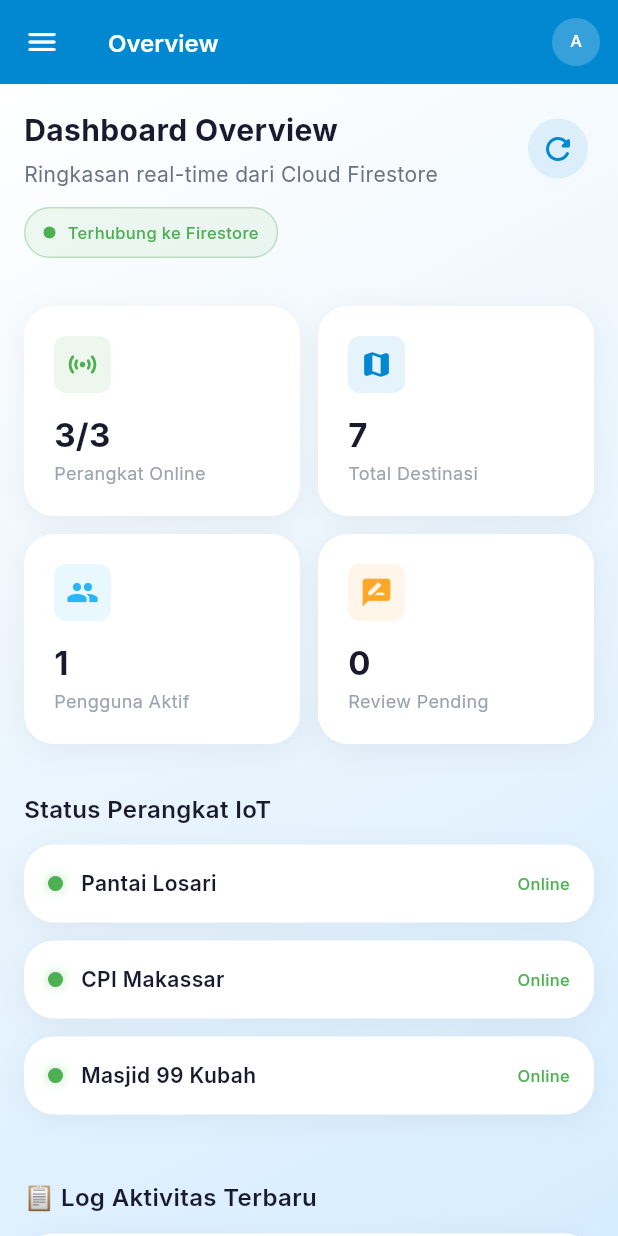
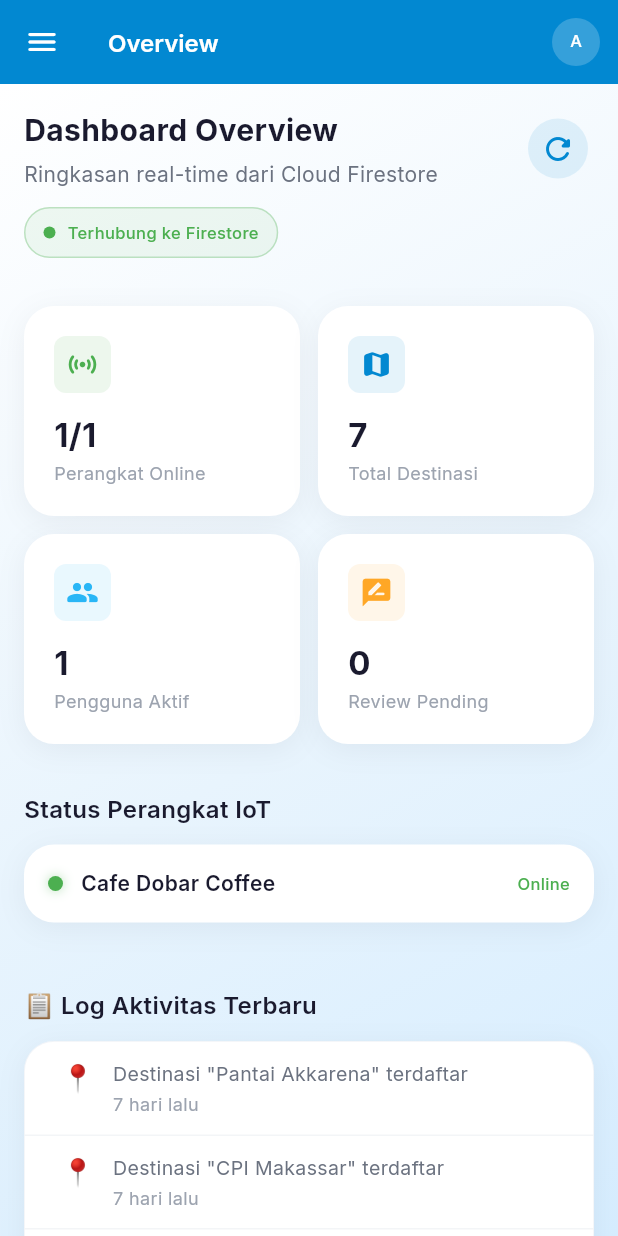
Before and after one commit to MuhAlifAnhar/MEMOtrip, a Flutter app: the AdminShell screen opened directly, on a phone screen of 412 x 824 dp. Run offline on Flutter 3.47's test engine with Material 3 defaults, Android fonts, the phone set to English and light mode, and no system bars; our stand-ins replace cached_network_image, cloud_firestore, firebase_auth, firebase_core, firebase_storage, flutter_riverpod and 5 more; missing offline and left inert: flutter_facebook_auth, panorama_viewer; accounts and stored records are empty; generated files the repository leaves out were written again; network calls fail.

Commit message:
feat: implement IoT service to sync Raspberry Pi crowd detection and sensor data to Firestore

```diff
--- a/lib/core/services/mock_iot_service.dart
+++ b/lib/core/services/mock_iot_service.dart
@@ -2,25 +2,20 @@ import 'dart:math';
 import '../../features/dashboard/domain/entities/sensor_reading.dart';
 import 'raspberry_pi_service.dart';
 
-/// MockIoTService — Dynamic IoT Simulation Engine
+/// MockIoTService — IoT Data Engine
 ///
-/// Generates randomised BME280 sensor readings and ESP32-CAM camera
-/// snapshots for 3 target locations in Makassar:
-///   1. Pantai Losari
-///   2. CPI Makassar
-///   3. Masjid 99 Kubah
+/// Provides sensor readings and camera snapshots for the IoT monitoring
+/// location: Cafe Dobar Coffee (BTN. Tabaria, Makassar).
 ///
-/// BME280 ranges (per PRD):
+/// DHT22 ranges (fallback when sensor offline):
 ///   - Suhu       : 28 °C – 36 °C
 ///   - Kelembapan : 60 % – 90 %
-///   - Tekanan    : 1008 hPa – 1012 hPa
 ///
 /// EWS Threshold:
 ///   - Suhu > 35 °C triggers danger mode (red UI).
 ///
-/// Integration Note:
-///   Pantai Losari uses REAL data from Raspberry Pi 4 + Webcam when available.
-///   CPI Makassar and Masjid 99 Kubah remain mock/simulated.
+/// Integration:
+///   Cafe Dobar Coffee uses REAL data from Raspberry Pi 4 + Webcam + DHT22.
 class MockIoTService {
   MockIoTService._();
 
@@ -30,7 +25,7 @@ class MockIoTService {
   /// Temperature threshold for the Early Warning System.
   static const double ewsTemperatureThreshold = 35.0;
 
-  // ─── BME280 Ranges ──────────────────────────────────────
+  // ─── DHT22 Ranges (fallback when sensor offline) ────────
   static const double _suhuMin = 28.0;
   static const double _suhuMax = 36.0;
   static const double _kelembapanMin = 60.0;
@@ -38,36 +33,17 @@ class MockIoTService {
   static const double _tekananMin = 1008.0;
   static const double _tekananMax = 1012.0;
 
-  // ─── Location Definitions ───────────────────────────────
+  // ─── Location Definition ────────────────────────────────
   static const _locations = [
-    _LocationDef(id: 'losari', name: 'Pantai Losari'),
-    _LocationDef(id: 'cpi', name: 'CPI Makassar'),
-    _LocationDef(id: 'kubah99', name: 'Masjid 99 Kubah'),
+    _LocationDef(id: 'dobar', name: 'Cafe Dobar Coffee'),
   ];
 
-  // ─── ESP32-CAM Image Banks ──────────────────────────────
-  // Curated Unsplash URLs depicting crowd conditions at each site.
-
-  /// Losari — sunset / crowded waterfront scenes.
-  static const _losariImages = [
-    // Sunset at pier — crowded / lively
-    'https://images.unsplash.com/photo-1507525428034-b723cf961d3e?w=800&h=400&fit=crop',
-    'https://images.unsplash.com/photo-1519046904884-53103b34b206?w=800&h=400&fit=crop',
-    'https://images.unsplash.com/photo-1476673160081-cf065607f449?w=800&h=400&fit=crop',
-  ];
-
-  /// CPI — shopping mall / busy area scenes.
-  static const _cpiImages = [
-    'https://images.unsplash.com/photo-1555529669-e69e7aa0ba9a?w=800&h=400&fit=crop',
-    'https://images.unsplash.com/photo-1519567241046-7f570eee3ce6?w=800&h=400&fit=crop',
-    'https://images.unsplash.com/photo-1441986300917-64674bd600d8?w=800&h=400&fit=crop',
-  ];
-
-  /// Masjid 99 Kubah — quiet / empty mosque courtyard scenes.
-  static const _kubah99Images = [
-    'https://images.unsplash.com/photo-1584551246679-0daf3d275d0f?w=800&h=400&fit=crop',
-    'https://images.unsplash.com/photo-1564769625905-50e93615e769?w=800&h=400&fit=crop',
-    'https://images.unsplash.com/photo-1545167496-5a39e453a448?w=800&h=400&fit=crop',
+  // ─── Camera Image Bank ──────────────────────────────────
+  /// Cafe Dobar Coffee — cafe / indoor scenes.
+  static const _dobarImages = [
+    'https://images.unsplash.com/photo-1554118811-1e0d58224f24?w=800&h=400&fit=crop',
+    'https://images.unsplash.com/photo-1559925393-8be0ec4767c8?w=800&h=400&fit=crop',
+    'https://images.unsplash.com/photo-1501339847302-ac426a4a7cbb?w=800&h=400&fit=crop',
   ];
 
   // ─── Helpers ────────────────────────────────────────────
@@ -78,60 +54,35 @@ class MockIoTService {
     return (raw * 10).roundToDouble() / 10;
   }
 
-  /// Pick a random image URL for a location.
+  /// Pick a random image URL.
   static String _randomImage(String locationId) {
-    switch (locationId) {
-      case 'losari':
-        return _losariImages[_rng.nextInt(_losariImages.length)];
-      case 'cpi':
-        return _cpiImages[_rng.nextInt(_cpiImages.length)];
-      case 'kubah99':
-        return _kubah99Images[_rng.nextInt(_kubah99Images.length)];
-      default:
-        return _losariImages.first;
-    }
+    return _dobarImages[_rng.nextInt(_dobarImages.length)];
   }
 
-  /// Determine crowd level label randomly with weighted bias:
-  ///   Losari  → mostly Ramai (sunset crowd)
-  ///   CPI     → mostly Sedang
-  ///   Kubah99 → mostly Sepi  (quiet courtyard)
+  /// Determine crowd level label randomly.
   static String _crowdLevel(String locationId) {
     final roll = _rng.nextInt(100);
-    switch (locationId) {
-      case 'losari':
-        if (roll < 60) return 'Ramai';
-        if (roll < 85) return 'Sedang';
-        return 'Sepi';
-      case 'cpi':
-        if (roll < 20) return 'Ramai';
-        if (roll < 75) return 'Sedang';
-        return 'Sepi';
-      case 'kubah99':
-        if (roll < 10) return 'Ramai';
-        if (roll < 30) return 'Sedang';
-        return 'Sepi';
-      default:
-        return 'Sedang';
-    }
+    if (roll < 40) return 'Ramai';
+    if (roll < 75) return 'Sedang';
+    return 'Sepi';
   }
 
   /// Whether a temperature value triggers danger mode.
   static bool isDanger(double suhu) => suhu > ewsTemperatureThreshold;
 
-  // ─── Public API (Synchronous / Mock) ────────────────────
+  // ─── Public API (Synchronous) ───────────────────────────
 
-  /// Generate fresh, randomised sensor readings for all 3 locations.
-  /// Each call produces new values — simulating a device refresh/poll.
+  /// Generate sensor readings for Cafe Dobar Coffee.
+  /// Uses real DHT22 data when available, falls back to random simulation.
   static List<SensorReading> generateSensorReadings() {
     return _locations.map((loc) {
       final realResult = RaspberryPiService.lastResult;
 
-      final suhu = (loc.id == 'losari' && realResult != null && realResult.suhu != null)
+      final suhu = (realResult != null && realResult.suhu != null)
           ? realResult.suhu!
           : _rand(_suhuMin, _suhuMax);
 
-      final kelembapan = (loc.id == 'losari' && realResult != null && realResult.kelembapan != null)
+      final kelembapan = (realResult != null && realResult.kelembapan != null)
           ? realResult.kelembapan!
           : _rand(_kelembapanMin, _kelembapanMax);
 
@@ -144,17 +95,17 @@ class MockIoTService {
         timestamp: DateTime.now().subtract(
           Duration(seconds: _rng.nextInt(120)),
         ),
-        isOnline: true, // all 3 locations are online in simulation
+        isOnline: true,
       );
     }).toList();
   }
 
-  /// Generate fresh camera snapshots for all 3 locations.
+  /// Generate camera snapshot for Cafe Dobar Coffee.
   static List<CameraSnapshot> generateCameraSnapshots() {
     return _locations.map((loc) {
       final realResult = RaspberryPiService.lastResult;
 
-      final crowdLevel = (loc.id == 'losari' && realResult != null)
+      final crowdLevel = (realResult != null)
           ? realResult.crowdLevel
           : _crowdLevel(loc.id);
 
@@ -163,27 +114,25 @@ class MockIoTService {
         locationName: loc.name,
         imageUrl: _randomImage(loc.id),
         crowdLevel: crowdLevel,
-        timestamp: (loc.id == 'losari' && realResult != null)
+        timestamp: (realResult != null)
             ? realResult.timestamp
             : DateTime.now().subtract(Duration(seconds: _rng.nextInt(300))),
       );
     }).toList();
   }
 
-  /// Generate device statuses for all 3 locations.
+  /// Generate device status for Cafe Dobar Coffee.
   static List<DeviceStatus> generateDeviceStatuses() {
     return _locations.map((loc) {
       final realResult = RaspberryPiService.lastResult;
 
-      final isOnline = (loc.id == 'losari' && realResult != null)
-          ? realResult.isOnline
-          : true;
+      final isOnline = (realResult != null) ? realResult.isOnline : true;
 
       return DeviceStatus(
         locationId: loc.id,
         locationName: loc.name,
         isOnline: isOnline,
-        lastHeartbeat: (loc.id == 'losari' && realResult != null)
+        lastHeartbeat: (realResult != null)
             ? realResult.timestamp
             : DateTime.now().subtract(Duration(seconds: _rng.nextInt(60))),
       );
@@ -211,18 +160,18 @@ class MockIoTService {
   }
 
   // ═══════════════════════════════════════════════════════════
-  //  Async API — Integrates Real Raspberry Pi Data for Losari
+  //  Async API — Integrates Real Raspberry Pi Data for Dobar
   // ═══════════════════════════════════════════════════════════
 
   /// Result container from async IoT data fetch.
   /// Contains data lists + metadata about whether real data was obtained.
   static Future<IoTDataResult> fetchIntegratedData() async {
-    // 1. Generate mock data for all 3 locations first (baseline).
+    // 1. Generate baseline data.
     final mockSensors = generateSensorReadings();
     final mockSnapshots = generateCameraSnapshots();
     final mockDevices = generateDeviceStatuses();
 
-    // 2. Attempt to fetch real data from Raspberry Pi for Losari.
+    // 2. Attempt to fetch real data from Raspberry Pi.
     CrowdDetectionResult? realData;
     String? iotError;
     try {
@@ -235,9 +184,9 @@ class MockIoTService {
       iotError = 'Perangkat IoT tidak merespon — menggunakan data simulasi.';
     }
 
-    // 3. If we got real data, override Losari's crowd level in snapshots.
+    // 3. If we got real data, override crowd level in snapshots.
     final finalSnapshots = mockSnapshots.map((snap) {
-      if (snap.locationId == 'losari' && realData != null) {
+      if (snap.locationId == 'dobar' && realData != null) {
         return CameraSnapshot(
           locationId: snap.locationId,
           locationName: snap.locationName,
@@ -249,9 +198,9 @@ class MockIoTService {
       return snap;
     }).toList();
 
-    // Override Losari's sensor reading (temperature/humidity) from Realtime Database (DHT22)
+    // Override sensor reading (temperature/humidity) from DHT22
     final finalSensors = mockSensors.map((sensor) {
-      if (sensor.locationId == 'losari' && realData != null) {
+      if (sensor.locationId == 'dobar' && realData != null) {
         return SensorReading(
           locationId: sensor.locationId,
           locationName: sensor.locationName,
@@ -265,9 +214,9 @@ class MockIoTService {
       return sensor;
     }).toList();
 
-    // 4. Mark Losari device as real in device statuses.
+    // 4. Mark device as real in device statuses.
     final finalDevices = mockDevices.map((d) {
-      if (d.locationId == 'losari') {
+      if (d.locationId == 'dobar') {
         return DeviceStatus(
           locationId: d.locationId,
           locationName: d.locationName,
--- a/lib/core/services/raspberry_pi_service.dart
+++ b/lib/core/services/raspberry_pi_service.dart
@@ -8,8 +8,7 @@ import 'package:cloud_firestore/cloud_firestore.dart';
 /// Endpoint: http://10.201.52.51:5000/api/data
 /// Response: {"faces": [{"confidence": 36.2, "id": 1}], "total_faces": 1}
 ///
-/// This service is used for the Pantai Losari location only.
-/// Other locations continue to use MockIoTService simulations.
+/// This service is used for the Cafe Dobar Coffee location only.
 class RaspberryPiService {
   RaspberryPiService._();
 
@@ -149,8 +148,8 @@ class RaspberryPiService {
 
     try {
       final Map<String, dynamic> dataToSync = {
-        'locationId': 'losari',
-        'locationName': 'Pantai Losari',
+        'locationId': 'dobar',
+        'locationName': 'Cafe Dobar Coffee',
         'totalFaces': result.totalFaces,
         'crowdLevel': result.crowdLevel,
         'faces': result.faces
@@ -199,7 +198,7 @@ class RaspberryPiService {
       _lastSyncTime = now;
       _lastSyncedResult = result;
       print(
-          'DEBUG: Data IoT Pantai Losari berhasil disinkronkan ke Firestore.');
+          'DEBUG: Data IoT Cafe Dobar Coffee berhasil disinkronkan ke Firestore.');
     } catch (e) {
       print('DEBUG ERROR: Gagal menulis telemetri IoT ke Firestore: $e');
     }
--- a/lib/features/dashboard/data/mock_sensor_data.dart
+++ b/lib/features/dashboard/data/mock_sensor_data.dart
@@ -1,25 +1,19 @@
 import '../domain/entities/sensor_reading.dart';
 
-/// Mock sensor/camera/device data for development — 3 locations.
+/// Mock sensor/camera/device data for development — Cafe Dobar Coffee.
 class MockSensorData {
   MockSensorData._();
 
   static List<SensorReading> get sensorReadings => [
-    SensorReading(locationId: 'losari', locationName: 'Pantai Losari', suhu: 28.5, kelembapan: 75, tekanan: 1013.2, timestamp: DateTime.now().subtract(const Duration(minutes: 2)), isOnline: true),
-    SensorReading(locationId: 'cpi', locationName: 'CPI Makassar', suhu: 27.8, kelembapan: 80, tekanan: 1012.8, timestamp: DateTime.now().subtract(const Duration(minutes: 5)), isOnline: true),
-    SensorReading(locationId: 'kubah99', locationName: 'Masjid 99 Kubah', suhu: 30.1, kelembapan: 65, tekanan: 1014.0, timestamp: DateTime.now().subtract(const Duration(minutes: 1)), isOnline: false),
+    SensorReading(locationId: 'dobar', locationName: 'Cafe Dobar Coffee', suhu: 28.5, kelembapan: 75, tekanan: 1013.2, timestamp: DateTime.now().subtract(const Duration(minutes: 2)), isOnline: true),
   ];
 
   static List<CameraSnapshot> get cameraSnapshots => [
-    CameraSnapshot(locationId: 'losari', locationName: 'Pantai Losari', imageUrl: '', crowdLevel: 'Sedang', timestamp: DateTime.now().subtract(const Duration(minutes: 3))),
-    CameraSnapshot(locationId: 'cpi', locationName: 'CPI Makassar', imageUrl: '', crowdLevel: 'Ramai', timestamp: DateTime.now().subtract(const Duration(minutes: 8))),
-    CameraSnapshot(locationId: 'kubah99', locationName: 'Masjid 99 Kubah', imageUrl: '', crowdLevel: 'Sepi', timestamp: DateTime.now().subtract(const Duration(minutes: 15))),
+    CameraSnapshot(locationId: 'dobar', locationName: 'Cafe Dobar Coffee', imageUrl: '', crowdLevel: 'Sedang', timestamp: DateTime.now().subtract(const Duration(minutes: 3))),
   ];
 
   static List<DeviceStatus> get deviceStatuses => [
-    DeviceStatus(locationId: 'losari', locationName: 'Pantai Losari', isOnline: true, lastHeartbeat: DateTime.now().subtract(const Duration(seconds: 30))),
-    DeviceStatus(locationId: 'cpi', locationName: 'CPI Makassar', isOnline: true, lastHeartbeat: DateTime.now().subtract(const Duration(minutes: 1))),
-    DeviceStatus(locationId: 'kubah99', locationName: 'Masjid 99 Kubah', isOnline: false, lastHeartbeat: DateTime.now().subtract(const Duration(hours: 2))),
+    DeviceStatus(locationId: 'dobar', locationName: 'Cafe Dobar Coffee', isOnline: true, lastHeartbeat: DateTime.now().subtract(const Duration(seconds: 30))),
   ];
 
   static SensorReading? getSensorByLocation(String id) {
--- a/lib/features/dashboard/presentation/pages/dashboard_page.dart
+++ b/lib/features/dashboard/presentation/pages/dashboard_page.dart
@@ -213,8 +213,8 @@ class _DashboardPageState extends ConsumerState<DashboardPage>
                   if (state.selectedLocationId != null && isSelectedDanger)
                     _buildEwsBanner(selectedSensor),
 
-                  // ── IoT Status/Error Banner (when Losari selected) ──
-                  if (state.selectedLocationId == 'losari' && state.iotError != null)
+                  // ── IoT Status/Error Banner (when Dobar selected) ──
+                  if (state.selectedLocationId == 'dobar' && state.iotError != null)
                     _buildIotErrorBanner(state.iotError!),
 
                   const SizedBox(height: AppSpacing.lg),
@@ -264,7 +264,7 @@ class _DashboardPageState extends ConsumerState<DashboardPage>
                   borderRadius: AppSpacing.borderRadiusFull,
                 ),
                 child: Text(
-                  state.isUsingRealIoT && state.selectedLocationId == 'losari'
+                  state.isUsingRealIoT && state.selectedLocationId == 'dobar'
                       ? 'Data Latency: ${state.simulatedLatencyMs.toStringAsFixed(2)} ms (Real-time dari Raspberry Pi 4)'
                       : 'Data Latency: ${state.simulatedLatencyMs.toStringAsFixed(2)} ms (Simulated via Firebase Mock)',
                   style: const TextStyle(color: Colors.white, fontSize: 10),
@@ -405,7 +405,7 @@ class _DashboardPageState extends ConsumerState<DashboardPage>
                 _buildToggle('Cuaca Lokal', state.selectedLocationId == null,
                     () => notifier.selectLocation(null)),
                 _buildToggle('IoT Monitor', state.selectedLocationId != null,
-                    () => notifier.selectLocation('losari')),
+                    () => notifier.selectLocation('dobar')),
               ],
             ),
           ),
@@ -760,7 +760,8 @@ class _DashboardPageState extends ConsumerState<DashboardPage>
       key: const ValueKey('conditionB'),
       crossAxisAlignment: CrossAxisAlignment.start,
       children: [
-        // 1. Location Selection Chips
+        // 1. Location Selection Chips (only show if multiple locations exist)
+        if (sensors.length > 1)
           _AnimatedSection(
             index: 0,
             child: Padding(
@@ -839,7 +840,7 @@ class _DashboardPageState extends ConsumerState<DashboardPage>
                           child: Container(
                             padding: const EdgeInsets.symmetric(horizontal: 12, vertical: 6),
                             decoration: BoxDecoration(
-                              color: state.isUsingRealIoT && selected.locationId == 'losari'
+                              color: state.isUsingRealIoT && selected.locationId == 'dobar'
                                   ? Colors.redAccent.withOpacity(0.85)
                                   : Colors.blueAccent.withOpacity(0.85),
                               borderRadius: BorderRadius.circular(16),
@@ -848,7 +849,7 @@ class _DashboardPageState extends ConsumerState<DashboardPage>
                               mainAxisSize: MainAxisSize.min,
                               children: [
                                 Icon(
-                                  state.isUsingRealIoT && selected.locationId == 'losari'
+                                  state.isUsingRealIoT && selected.locationId == 'dobar'
                                       ? Icons.videocam_rounded
                                       : Icons.sim_card_outlined,
                                   color: Colors.white,
@@ -856,7 +857,7 @@ class _DashboardPageState extends ConsumerState<DashboardPage>
                                 ),
                                 const SizedBox(width: 6),
                                 Text(
-                                  state.isUsingRealIoT && selected.locationId == 'losari'
+                                  state.isUsingRealIoT && selected.locationId == 'dobar'
                                       ? 'Webcam RPi 4 (Real)'
                                       : 'Simulasi Alat',
                                   style: const TextStyle(
@@ -901,7 +902,9 @@ class _DashboardPageState extends ConsumerState<DashboardPage>
                         ),
                         const SizedBox(height: 2),
                         Text(
-                          'Makassar, Sulawesi Selatan',
+                          selected.locationId == 'dobar'
+                              ? 'Parang Tambung, Kec. Tamalate, Makassar'
+                              : 'Makassar, Sulawesi Selatan',
                           style: AppTypography.caption.copyWith(color: AppColors.textSecondary),
                         ),
                       ],
@@ -980,7 +983,7 @@ class _DashboardPageState extends ConsumerState<DashboardPage>
                   _buildGridItem(
                     Icons.groups_rounded,
                     'Keramaian',
-                    selected.locationId == 'losari' && state.isUsingRealIoT && state.detectedFaces != null
+                    selected.locationId == 'dobar' && state.isUsingRealIoT && state.detectedFaces != null
                         ? '${snapshot.crowdLevel}\n(${state.detectedFaces} Wajah)'
                         : snapshot.crowdLevel,
                     Colors.blue,
```
Lines whose indentation alone changed are shown as unchanged.
